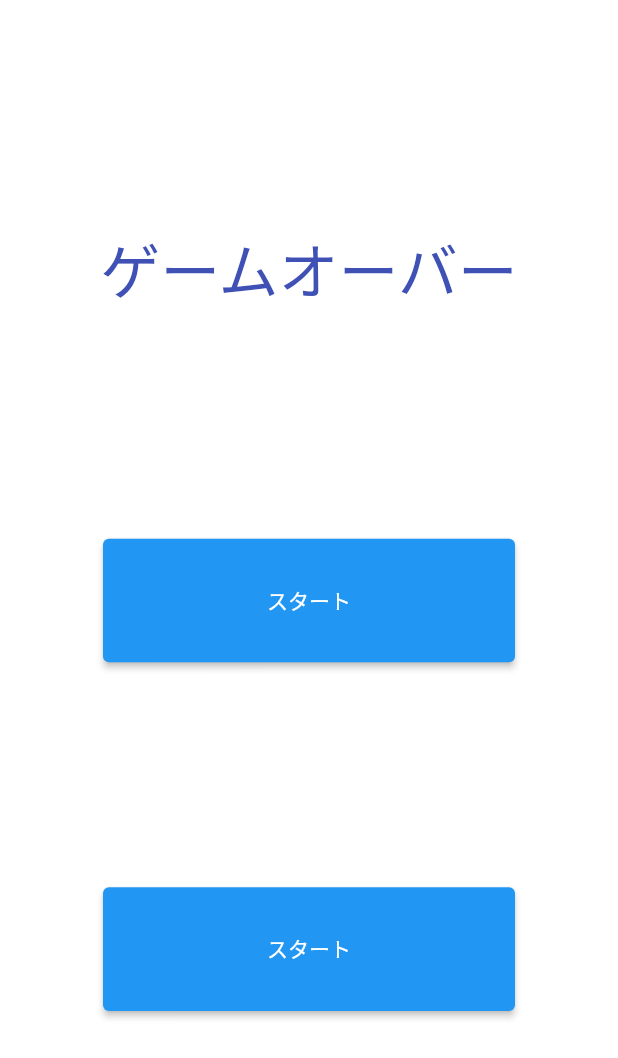
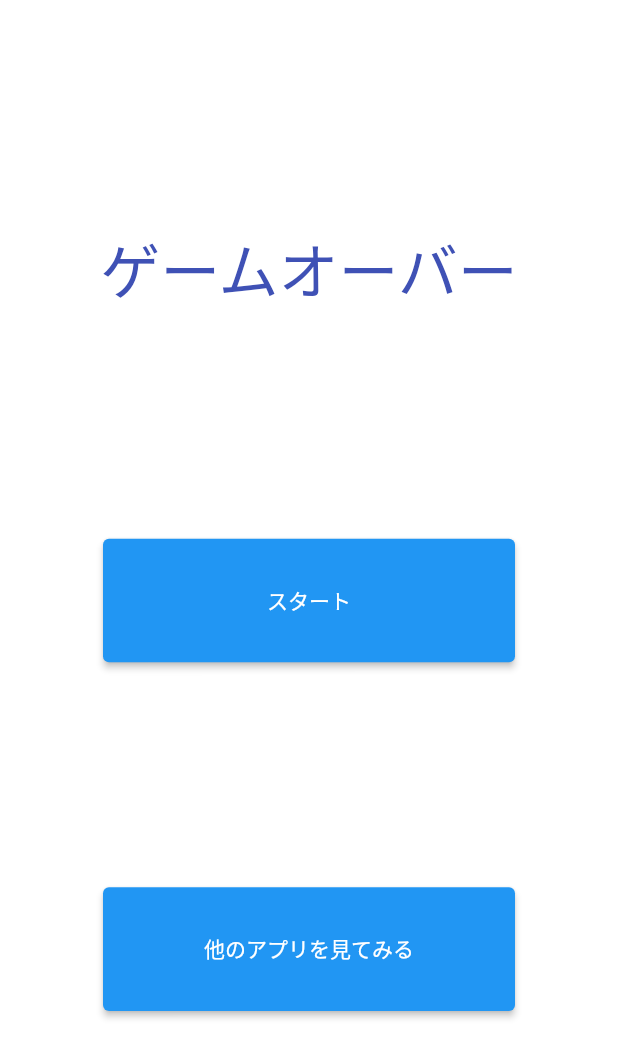
Before and after one commit to iseruuuuu/concentration_app, a Flutter app: the ResultScreen screen opened directly, on a phone screen of 412 x 824 dp. Shown: the top 1058 px of the screen. Run offline on Flutter 3.47's test engine with Material 2 defaults, Android fonts, the phone set to English and light mode, and no system bars; our stand-ins replace freezed_annotation, state_notifier; missing offline and left inert: flutter_state_notifier.

Commit message:
add: urlを追加

```diff
--- a/lib/result/result_screen.dart
+++ b/lib/result/result_screen.dart
@@ -40,8 +40,8 @@ class ResultScreen extends StatelessWidget {
                   width: size.width / 1.5,
                   height: size.width / 5,
                   child: ElevatedButton(
-                    onPressed: () => context.read<ResultScreenController>().onTapTitle(),
-                    child: const Text('スタート'),
+                    onPressed: () => context.read<ResultScreenController>().onTapOtherAPP(),
+                    child: const Text('他のアプリを見てみる'),
                   ),
                 ),
               ],
--- a/lib/result/result_screen_state.dart
+++ b/lib/result/result_screen_state.dart
@@ -3,6 +3,7 @@ import 'package:flutter/cupertino.dart';
 import 'package:flutter/material.dart';
 import 'package:freezed_annotation/freezed_annotation.dart';
 import 'package:state_notifier/state_notifier.dart';
+import 'package:url_launcher/url_launcher.dart';
 
 part 'result_screen_state.freezed.dart';
 
--- a/pubspec.yaml
+++ b/pubspec.yaml
@@ -29,6 +29,9 @@ dev_dependencies:
   #tutorial
   flutter_overboard: ^2.0.1
 
+  #url
+  url_launcher:
+
 flutter:
   uses-material-design: true
   assets:
```
Also changed, not shown: pubspec.lock.
